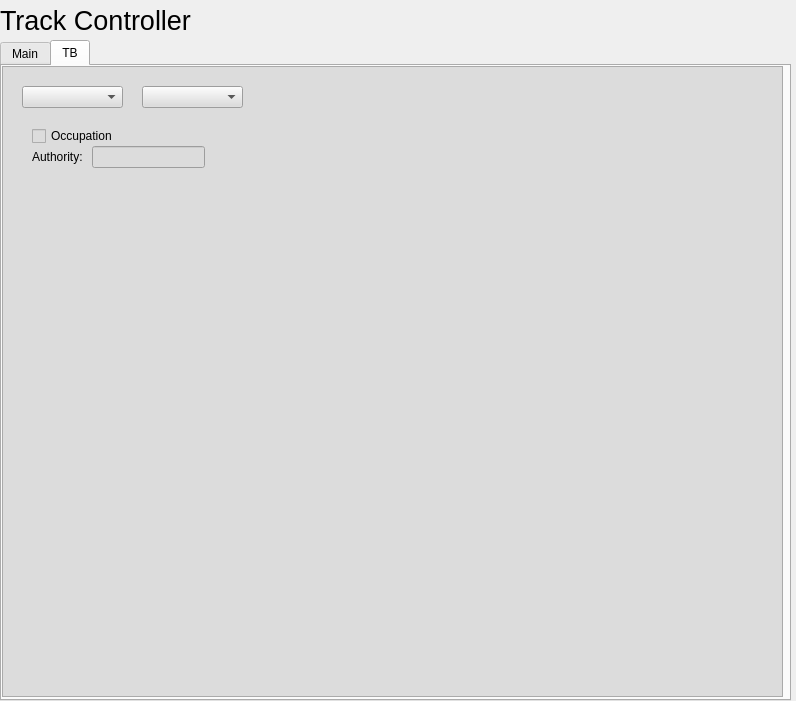
Before: the Qt Designer form TrackControllerSw/TrackControllerW.ui in cerfort2/1140, drawn with Qt 5.
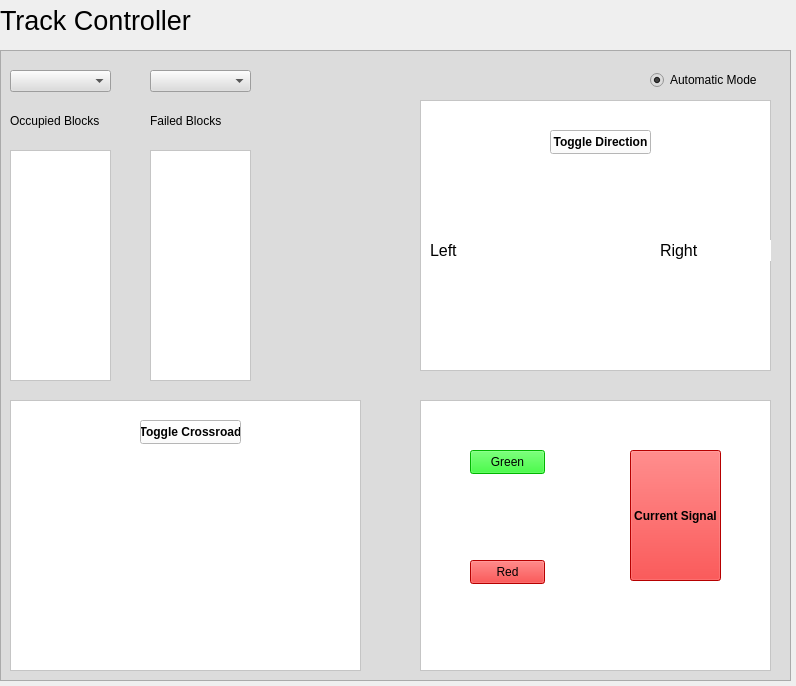
After: the same form once the commit is applied. The open tabs and pages were chosen to show the change. Icons and pictures are not drawn.

The edit to the form file:
```diff
--- a/TrackControllerSw/TrackControllerW.ui
+++ b/TrackControllerSw/TrackControllerW.ui
@@ -7,33 +7,41 @@
     <x>0</x>
     <y>0</y>
     <width>796</width>
-    <height>701</height>
+    <height>686</height>
    </rect>
   </property>
   <property name="windowTitle">
    <string>Form</string>
   </property>
-  <widget class="QTabWidget" name="tab">
+  <widget class="QLabel" name="name">
    <property name="geometry">
     <rect>
      <x>0</x>
-     <y>40</y>
-     <width>791</width>
-     <height>661</height>
+     <y>0</y>
+     <width>201</width>
+     <height>41</height>
     </rect>
    </property>
-   <property name="currentIndex">
+   <property name="font">
+    <font>
+     <pointsize>20</pointsize>
+    </font>
+   </property>
+   <property name="lineWidth">
+    <number>1</number>
+   </property>
+   <property name="midLineWidth">
     <number>0</number>
    </property>
-   <widget class="QWidget" name="main">
-    <attribute name="title">
-     <string>Main</string>
-    </attribute>
+   <property name="text">
+    <string>Track Controller</string>
+   </property>
+  </widget>
     <widget class="QFrame" name="frame">
      <property name="geometry">
       <rect>
        <x>0</x>
-       <y>0</y>
+     <y>50</y>
        <width>791</width>
        <height>631</height>
       </rect>
@@ -317,7 +325,7 @@
      </widget>
      <widget class="QListWidget" name="occupationData">
       <property name="enabled">
-       <bool>false</bool>
+     <bool>true</bool>
       </property>
       <property name="geometry">
        <rect>
@@ -381,7 +389,7 @@
      </widget>
      <widget class="QListWidget" name="failuresData">
       <property name="enabled">
-       <bool>false</bool>
+     <bool>true</bool>
       </property>
       <property name="geometry">
        <rect>
@@ -395,123 +403,6 @@
        <string notr="true">background-color: rgb(255, 255, 255);</string>
       </property>
      </widget>
-    </widget>
-   </widget>
-   <widget class="QWidget" name="TB">
-    <attribute name="title">
-     <string>TB</string>
-    </attribute>
-    <widget class="QFrame" name="frameTB">
-     <property name="geometry">
-      <rect>
-       <x>0</x>
-       <y>0</y>
-       <width>781</width>
-       <height>631</height>
-      </rect>
-     </property>
-     <property name="styleSheet">
-      <string notr="true">background-color: rgb(220, 220, 220);</string>
-     </property>
-     <property name="frameShape">
-      <enum>QFrame::StyledPanel</enum>
-     </property>
-     <property name="frameShadow">
-      <enum>QFrame::Raised</enum>
-     </property>
-     <widget class="QComboBox" name="waysideTB">
-      <property name="geometry">
-       <rect>
-        <x>20</x>
-        <y>20</y>
-        <width>101</width>
-        <height>22</height>
-       </rect>
-      </property>
-     </widget>
-     <widget class="QComboBox" name="blockTB">
-      <property name="geometry">
-       <rect>
-        <x>140</x>
-        <y>20</y>
-        <width>101</width>
-        <height>22</height>
-       </rect>
-      </property>
-     </widget>
-     <widget class="QCheckBox" name="occupationTB">
-      <property name="geometry">
-       <rect>
-        <x>30</x>
-        <y>60</y>
-        <width>91</width>
-        <height>20</height>
-       </rect>
-      </property>
-      <property name="text">
-       <string>Occupation</string>
-      </property>
-     </widget>
-     <widget class="QLabel" name="authorityLabelTB">
-      <property name="geometry">
-       <rect>
-        <x>30</x>
-        <y>80</y>
-        <width>61</width>
-        <height>21</height>
-       </rect>
-      </property>
-      <property name="font">
-       <font>
-        <pointsize>9</pointsize>
-       </font>
-      </property>
-      <property name="lineWidth">
-       <number>1</number>
-      </property>
-      <property name="midLineWidth">
-       <number>0</number>
-      </property>
-      <property name="text">
-       <string>Authority:</string>
-      </property>
-     </widget>
-     <widget class="QLineEdit" name="authorityDataTB">
-      <property name="geometry">
-       <rect>
-        <x>90</x>
-        <y>80</y>
-        <width>113</width>
-        <height>22</height>
-       </rect>
-      </property>
-     </widget>
-    </widget>
-   </widget>
-  </widget>
-  <widget class="QLabel" name="name">
-   <property name="geometry">
-    <rect>
-     <x>0</x>
-     <y>0</y>
-     <width>201</width>
-     <height>41</height>
-    </rect>
-   </property>
-   <property name="font">
-    <font>
-     <pointsize>20</pointsize>
-    </font>
-   </property>
-   <property name="lineWidth">
-    <number>1</number>
-   </property>
-   <property name="midLineWidth">
-    <number>0</number>
-   </property>
-   <property name="text">
-    <string>Track Controller</string>
-   </property>
   </widget>
  </widget>
  <resources>
```
Lines whose indentation alone changed are shown as unchanged.
